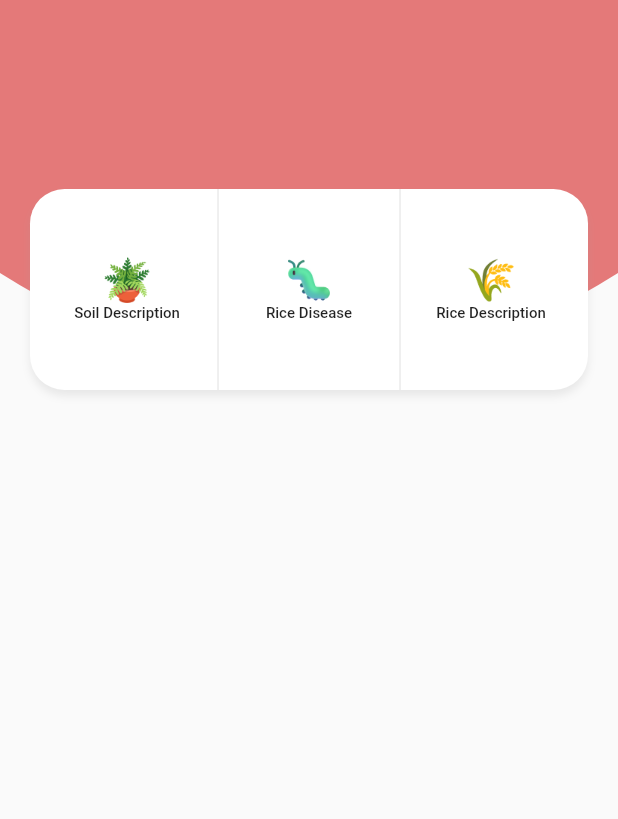
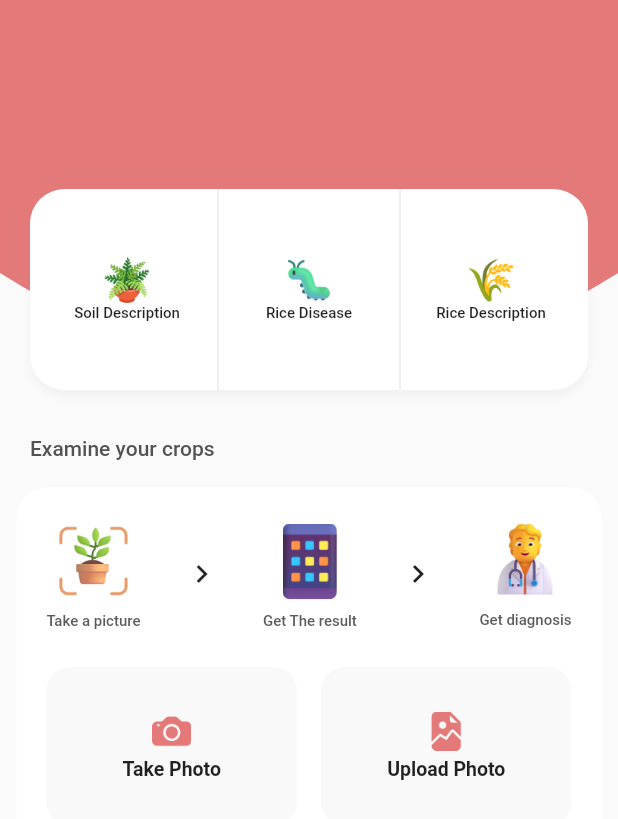
Before and after one commit to Abhinav1004/Soil-Moisture-Prediction, a Flutter app: the screen it shows after launch, on a phone screen of 412 x 824 dp. Shown: the top 819 px of the screen. Run offline on Flutter 3.47's test engine with Material 2 defaults, Android fonts, the phone set to English and light mode, and no system bars.

Commit message:
added examine crops area

```diff
--- /dev/null
+++ b/lib/features/home/presentation/components/examine_crop_area.dart
@@ -0,0 +1,142 @@
+import 'package:flutter/material.dart';
+
+class ExamineCropArea extends StatefulWidget {
+  const ExamineCropArea({Key? key}) : super(key: key);
+
+  @override
+  State<ExamineCropArea> createState() => _ExamineCropAreaState();
+}
+
+class _ExamineCropAreaState extends State<ExamineCropArea> {
+  @override
+  Widget build(BuildContext context) {
+    return Container(
+      margin: const EdgeInsets.symmetric(horizontal: 11),
+      decoration: BoxDecoration(
+        color: Colors.white,
+        borderRadius: BorderRadius.circular(20)
+      ),
+      child: Padding(
+        padding: const EdgeInsets.symmetric(vertical: 20, horizontal: 20),
+        child: Column(
+          children: [
+            Row(
+              mainAxisAlignment: MainAxisAlignment.spaceBetween,
+              crossAxisAlignment: CrossAxisAlignment.center,
+              children: [
+                Column(
+                  children: [
+                    Image.asset(
+                      "assets/icons/scan_ico.png",
+                      height: 58,
+                    ),
+                    const SizedBox(
+                      height: 5,
+                    ),
+                    const Text(
+                      "Take a picture",
+                      style: TextStyle(
+                        color: Color.fromRGBO(91, 91, 91, 1),
+                        fontSize: 10,
+                        fontWeight: FontWeight.w500
+                      ),
+                    )
+                  ],
+                ),
+                const Icon(Icons.chevron_right),
+                Column(
+                  children: [
+                    const SizedBox(
+                      height: 4,
+                    ),
+                    Image.asset(
+                      "assets/icons/mobile_ico.png",
+                      height: 51,
+                    ),
+                    const SizedBox(
+                      height: 8,
+                    ),
+                    const Text(
+                      "Get The result",
+                      style: TextStyle(
+                        color: Color.fromRGBO(91, 91, 91, 1),
+                        fontSize: 10,
+                        fontWeight: FontWeight.w500
+                      ),
+                    )
+                  ],
+                ),
+                const Icon(Icons.chevron_right),
+                Column(
+                  children: [
+                    Image.asset(
+                      "assets/icons/fluent-emoji_health-worker.png",
+                      height: 54,
+                    ),
+                    const SizedBox(
+                      height: 8,
+                    ),
+                    const Text(
+                      "Get diagnosis",
+                      style: TextStyle(
+                        color: Color.fromRGBO(91, 91, 91, 1),
+                        fontSize: 10,
+                        fontWeight: FontWeight.w500
+                      ),
+                    )
+                  ],
+                )
+              ],
+            ),
+            const SizedBox(
+              height: 25,
+            ),
+            Row(
+              children: [
+                _buildButton("assets/icons/bi_camera-fill.png", "Take Photo"),
+                const SizedBox(
+                  width: 16,
+                ),
+                _buildButton("assets/icons/bi_file-earmark-image-fill.png", "Upload Photo")
+              ],
+            ),
+            const SizedBox(
+              height: 8,
+            ),
+          ],
+        ),
+      ),
+    );
+  }
+
+  Widget _buildButton(String image, String label){
+    return Expanded(
+      child: Container(
+        decoration: BoxDecoration(
+          color: const Color.fromRGBO(249, 249, 249, 1),
+          borderRadius: BorderRadius.circular(15)
+        ),
+        height: 105,
+        child: Column(
+          mainAxisAlignment: MainAxisAlignment.center,
+          children: [
+            Image.asset(
+              image,
+              height: 26,
+            ),
+            const SizedBox(
+              height: 5,
+            ),
+            Text(
+              label,
+              style: const TextStyle(
+                fontSize: 13,
+                fontWeight: FontWeight.w600
+              ),
+            )
+          ],
+        ),
+      ),
+    );
+  }
+}
--- a/lib/features/home/presentation/components/top_button_group.dart
+++ b/lib/features/home/presentation/components/top_button_group.dart
@@ -14,7 +14,7 @@ class TopButtonGroup extends StatelessWidget {
         borderRadius: BorderRadius.circular(23),
         boxShadow: const [
           BoxShadow(
-            color: Color.fromRGBO(158, 158, 158, 0.2),
+            color: Color.fromRGBO(158, 158, 158, 0.1),
             offset: Offset(0, 4),
             blurRadius: 4
           )
--- a/lib/features/home/presentation/pages/home/home_page.dart
+++ b/lib/features/home/presentation/pages/home/home_page.dart
@@ -2,6 +2,7 @@ import 'package:flutter/material.dart';
 import 'package:flutter/src/foundation/key.dart';
 import 'package:flutter/src/widgets/framework.dart';
 import 'package:rice_disease_detect/features/home/presentation/components/app_bar_custom_painter.dart';
+import 'package:rice_disease_detect/features/home/presentation/components/examine_crop_area.dart';
 import 'package:rice_disease_detect/features/home/presentation/components/top_button_group.dart';
 
 class HomePage extends StatelessWidget {
@@ -12,6 +13,7 @@ class HomePage extends StatelessWidget {
     return Scaffold(
       // backgroundColor: Color.fromRGBO(250, 250, 250, 1),
       body: Column(
+        crossAxisAlignment: CrossAxisAlignment.start,
         children: [
           SizedBox(
             height: 260,
@@ -30,7 +32,25 @@ class HomePage extends StatelessWidget {
                 ),
               ],
             ),
-          )
+          ),
+          const SizedBox(
+            height: 31,
+          ),
+          const Padding(
+            padding: EdgeInsets.symmetric(horizontal: 20),
+            child: Text(
+              "Examine your crops",
+              style: TextStyle(
+                color: Color.fromRGBO(82, 82, 82, 1),
+                fontSize: 14,
+                fontWeight: FontWeight.w500
+              ),
+            ),
+          ),
+          const SizedBox(
+            height: 18,
+          ),
+          const ExamineCropArea()
         ],
       ),
     );
```
Also changed, not shown: assets/icons/bi_camera-fill.png (added), assets/icons/bi_file-earmark-image-fill.png (added), assets/icons/fluent-emoji_health-worker.png (added), assets/icons/mobile_ico.png (added), assets/icons/scan_ico.png (added).
